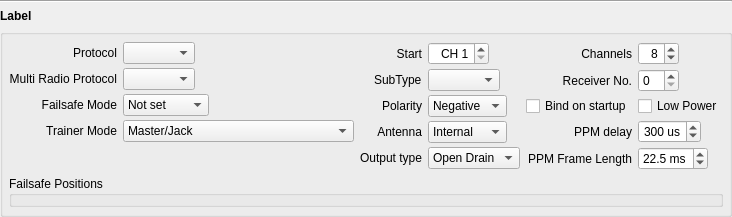
opentx/opentx, file companion/src/modeledit/setup_module.ui: the form before one commit.
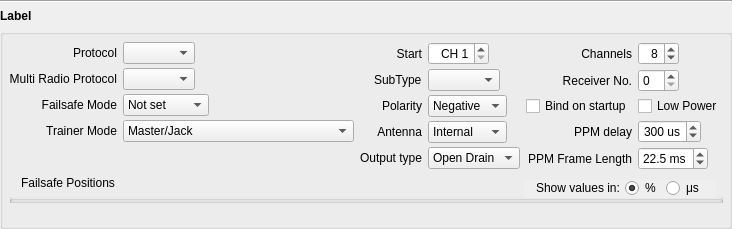
The form after the commit.

Commit message: [Companion][ModelEdit] Fix/improve module custom failsafe value settings (fixes #4443):     * Properly set limits based on model's Extended Limits setting;     * Fix rounding issues between percentile display and underlying value in μs;     * Add ability to display values in μs as well as percent.     * Channels numbering & count is responsive to module's defined start/end channels.

```diff
--- a/companion/src/modeledit/setup_module.ui
+++ b/companion/src/modeledit/setup_module.ui
@@ -7,7 +7,7 @@
     <x>0</x>
     <y>0</y>
     <width>674</width>
-    <height>205</height>
+    <height>229</height>
    </rect>
   </property>
   <property name="windowTitle">
@@ -657,6 +657,10 @@
       </item>
       <item row="1" column="0" colspan="3">
        <widget class="QGroupBox" name="failsafesGroupBox">
+        <property name="styleSheet">
+         <string notr="true">QGroupBox {padding-top: -10px; margin-top: 5px;}
+QGroupBox::title { subcontrol-origin: margin; subcontrol-position: top left; padding-left: 10px; padding-right: 10px; }</string>
+        </property>
         <property name="title">
          <string>Failsafe Positions</string>
         </property>
@@ -676,6 +680,60 @@
          <property name="bottomMargin">
           <number>4</number>
          </property>
+         <item alignment="Qt::AlignRight">
+          <widget class="QWidget" name="widgetValueType" native="true">
+           <property name="autoFillBackground">
+            <bool>true</bool>
+           </property>
+           <layout class="QHBoxLayout" name="horizontalLayout">
+            <property name="spacing">
+             <number>5</number>
+            </property>
+            <property name="leftMargin">
+             <number>12</number>
+            </property>
+            <property name="topMargin">
+             <number>0</number>
+            </property>
+            <property name="rightMargin">
+             <number>12</number>
+            </property>
+            <property name="bottomMargin">
+             <number>2</number>
+            </property>
+            <item>
+             <widget class="QLabel" name="label">
+              <property name="text">
+               <string>Show values in:</string>
+              </property>
+             </widget>
+            </item>
+            <item>
+             <widget class="QRadioButton" name="optPercent">
+              <property name="text">
+               <string extracomment="abbreviation for percent">%</string>
+              </property>
+              <property name="checked">
+               <bool>true</bool>
+              </property>
+              <attribute name="buttonGroup">
+               <string notr="true">btnGrpValueType</string>
+              </attribute>
+             </widget>
+            </item>
+            <item>
+             <widget class="QRadioButton" name="optUs">
+              <property name="text">
+               <string extracomment="abbreviation for microseconds">μs</string>
+              </property>
+              <attribute name="buttonGroup">
+               <string notr="true">btnGrpValueType</string>
+              </attribute>
+             </widget>
+            </item>
+           </layout>
+          </widget>
+         </item>
          <item>
           <layout class="QGridLayout" name="failsafesLayout">
            <property name="spacing">
```
Left out of the diff: 3 changed lines with no effect on the pictures. The commit also changes 2 other files.
